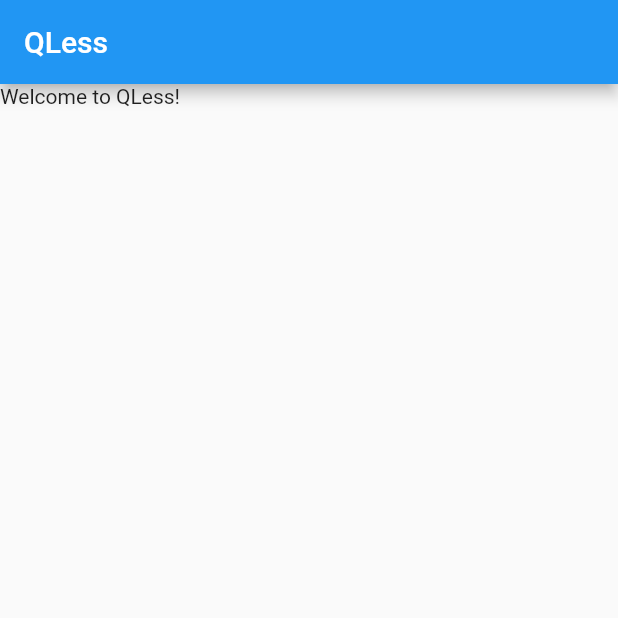
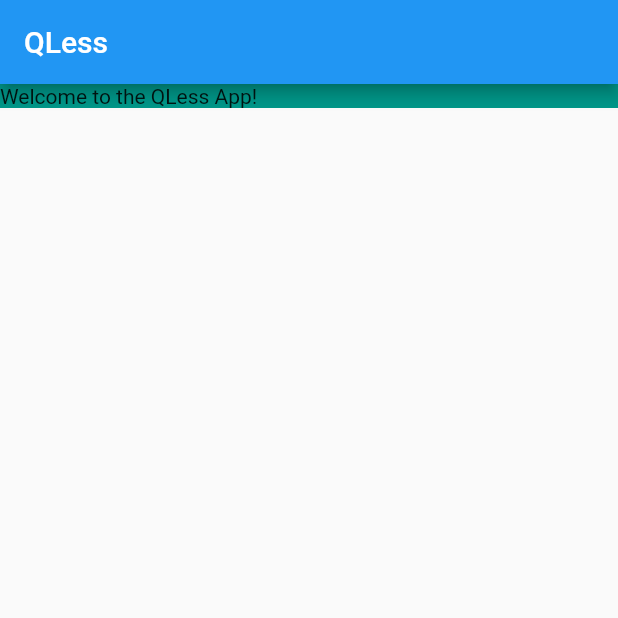
Before and after one commit to RohanBasavaraju/queue-less, a Flutter app: the screen it shows after launch, on a phone screen of 412 x 824 dp, the top half of it. Run offline on Flutter 3.47's test engine with Material 2 defaults, Android fonts, the phone set to English and light mode, and no system bars.

Commit message:
added text_section

```diff
--- a/q_less/lib/SplashScreen.dart
+++ b/q_less/lib/SplashScreen.dart
@@ -1,14 +1,21 @@
 import 'package:flutter/material.dart';
+import 'sections/TextSection.dart';
 
 class SplashScreen extends StatelessWidget{
 
   @override
-  Widget build(BuildContext context){
+  Widget build(BuildContext context) {
     return Scaffold(
         appBar: AppBar(
           title: Text('QLess'),
         ),
-        body: Text('Welcome to QLess!')
+        body: Column(
+          mainAxisAlignment: MainAxisAlignment.start,
+          crossAxisAlignment: CrossAxisAlignment.stretch,
+          children: [
+            TextSection(Colors.teal),
+          ],
+        )
     );
   }
 }
--- /dev/null
+++ b/q_less/lib/sections/TextSection.dart
@@ -0,0 +1,17 @@
+import 'package:flutter/material.dart';
+
+class TextSection extends StatelessWidget {
+  final Color _color;
+
+  TextSection(this._color);
+
+  @override
+  Widget build(BuildContext context) {
+    return Container(
+      decoration: BoxDecoration(
+        color: _color,
+      ),
+      child: Text('Welcome to the QLess App!'),
+    );
+  }
+}
```
